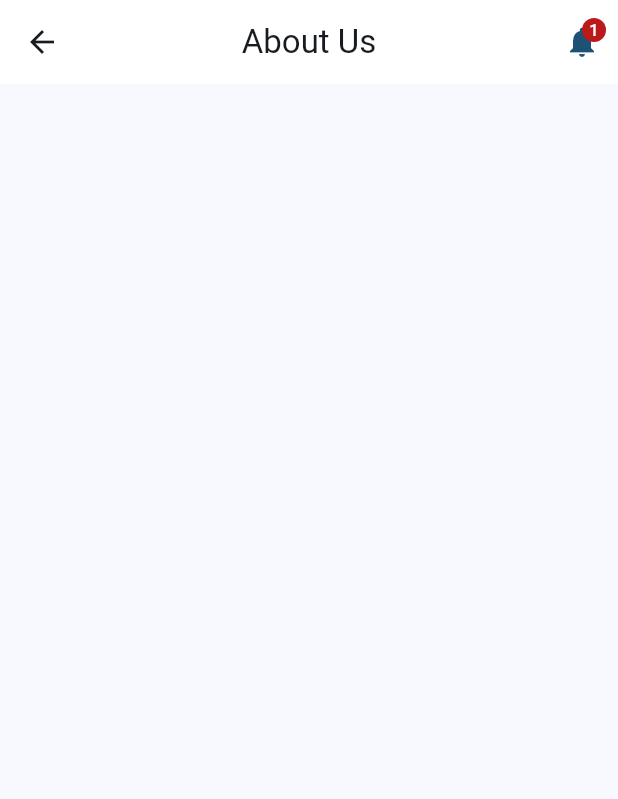
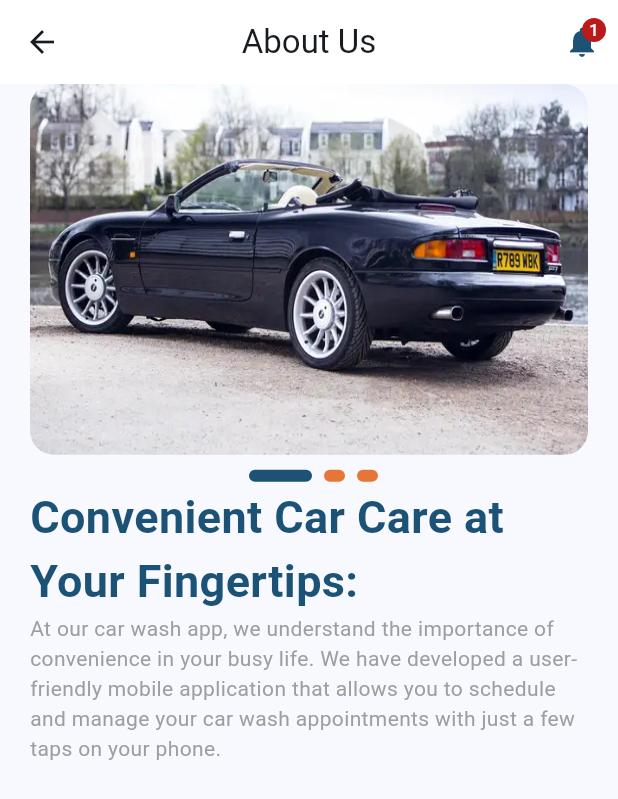
Before and after one commit to AbdullahMohamedAlSayedAbed/carwash, a Flutter app: the screen it shows after launch, after a tap on "Your Appointment", on a phone screen of 412 x 824 dp. Shown: the top 799 px of the screen. Run offline on Flutter 3.47's test engine with Material 3 defaults, Android fonts, the phone set to English and light mode, and no system bars; drawn by our look-alikes of smooth_page_indicator; our stand-ins replace bloc, cached_network_image, flutter_bloc, persistent_bottom_nav_bar; network calls fail.

Commit message:
about us view ui done

```diff
--- /dev/null
+++ b/devtools_options.yaml
@@ -0,0 +1,3 @@
+description: This file stores settings for Dart & Flutter DevTools.
+documentation: https://docs.flutter.dev/tools/devtools/extensions#configure-extension-enablement-states
+extensions:
--- a/lib/Features/home/presentation/views/about_us_view.dart
+++ b/lib/Features/home/presentation/views/about_us_view.dart
@@ -1,3 +1,4 @@
+import 'package:carwash/Features/home/presentation/views/widgets/about_us_view_body.dart';
 import 'package:carwash/Features/home/presentation/views/widgets/custom_notifications_icon_button.dart';
 import 'package:flutter/material.dart';
 
@@ -8,19 +9,19 @@ class AboutUsView extends StatelessWidget {
   Widget build(BuildContext context) {
     return Scaffold(
       appBar: AppBar(
-         backgroundColor: Colors.white,
-         centerTitle: true,
+        backgroundColor: Colors.white,
+        centerTitle: true,
         leading: IconButton(
             onPressed: () {
               Navigator.pop(context);
             },
-            icon: Icon(Icons.arrow_back)),
+            icon: const Icon(Icons.arrow_back)),
         title: const Text('About Us'),
         actions: const [
           CustomNotificationsIconButton(),
         ],
       ),
-      body: Container(),
+      body: const AboutUsViewBody(),
     );
   }
 }
--- /dev/null
+++ b/lib/Features/home/presentation/views/widgets/about_us_view_body.dart
@@ -0,0 +1,58 @@
+import 'package:carwash/Features/home/presentation/views/widgets/custom_image_page_view_builder.dart';
+import 'package:carwash/Features/home/presentation/views/widgets/custom_smooth_page_indicator.dart';
+import 'package:carwash/constants.dart';
+import 'package:carwash/core/Utils/app_styles.dart';
+import 'package:flutter/material.dart';
+
+class AboutUsViewBody extends StatefulWidget {
+  const AboutUsViewBody({super.key});
+
+  @override
+  State<AboutUsViewBody> createState() => _AboutUsViewBodyState();
+}
+
+class _AboutUsViewBodyState extends State<AboutUsViewBody> {
+  final PageController controller = PageController(
+    initialPage: 0,
+  );
+
+  @override
+  void dispose() {
+    controller.dispose();
+    super.dispose();
+  }
+
+  @override
+  Widget build(BuildContext context) {
+    return Padding(
+      padding: const EdgeInsets.symmetric(horizontal: kDefaultPadding),
+      child: Stack(
+        children: [
+          PageView.builder(
+              controller: controller,
+              itemCount: 3,
+              itemBuilder: (context, index) {
+                return const Column(
+                  children: [
+                    CustomImagePageViewBuilder(),
+                    SizedBox(height: 20),
+                    Text(
+                      'Convenient Car Care at Your Fingertips:',
+                      style: AppStyles.style30w700,
+                    ),
+                    Text(
+                      'At our car wash app, we understand the importance of convenience in your busy life. We have developed a user-friendly mobile application that allows you to schedule and manage your car wash appointments with just a few taps on your phone.',
+                      style: AppStyles.style14Grey,
+                    )
+                  ],
+                );
+              }),
+          Positioned(
+            left: MediaQuery.of(context).size.width * 0.5 - 60,
+            top: MediaQuery.of(context).size.height * 0.3 + 10,
+            child: CustomSmoothPageIndicator(controller: controller)),
+        ],
+      ),
+    );
+  }
+}
--- /dev/null
+++ b/lib/Features/home/presentation/views/widgets/custom_image_page_view_builder.dart
@@ -0,0 +1,21 @@
+import 'package:flutter/material.dart';
+
+class CustomImagePageViewBuilder extends StatelessWidget {
+  const CustomImagePageViewBuilder({
+    super.key,
+  });
+
+  @override
+  Widget build(BuildContext context) {
+    return Container(
+      height: MediaQuery.of(context).size.height * 0.3,
+      width: double.infinity,
+      // margin: const EdgeInsets.all(2),
+      decoration: BoxDecoration(
+        borderRadius: BorderRadius.circular(16),
+        image: const DecorationImage(
+            image: AssetImage('assets/images/car.webp'), fit: BoxFit.fill),
+      ),
+    );
+  }
+}
--- /dev/null
+++ b/lib/Features/home/presentation/views/widgets/custom_smooth_page_indicator.dart
@@ -0,0 +1,28 @@
+import 'package:carwash/core/Utils/app_color.dart';
+import 'package:flutter/material.dart';
+import 'package:smooth_page_indicator/smooth_page_indicator.dart';
+
+class CustomSmoothPageIndicator extends StatelessWidget {
+  const CustomSmoothPageIndicator({super.key, required this.controller});
+  final PageController controller;
+  @override
+  Widget build(BuildContext context) {
+    return SmoothPageIndicator(
+      controller: controller,
+      count: 3,
+      onDotClicked: (index) {
+        controller.animateToPage(
+          index,
+          duration: const Duration(milliseconds: 500),
+          curve: Curves.easeInOut,
+        );
+      },
+      effect: const ExpandingDotsEffect(
+        activeDotColor: AppColors.primaryColor,
+        dotColor: AppColors.orange,
+        dotHeight: 8,
+        dotWidth: 14,
+      ),
+    );
+  }
+}
--- a/lib/Features/home/presentation/views/widgets/home_nav_bar_widget.dart
+++ b/lib/Features/home/presentation/views/widgets/home_nav_bar_widget.dart
@@ -44,23 +44,20 @@ List<PersistentBottomNavBarItem> _navBarsItems() {
         icon: const Icon(Icons.home, color: Colors.white),
         inactiveIcon: const Icon(Icons.home_outlined, color: Colors.white),
         title: 'Home',
-      textStyle: AppStyles.style14,
-      activeColorPrimary: Colors.white
-    ),
+        textStyle: AppStyles.style14White,
+        activeColorPrimary: Colors.white),
     PersistentBottomNavBarItem(
         icon: const Icon(Icons.local_car_wash, color: Colors.white),
         inactiveIcon:
             const Icon(Icons.local_car_wash_outlined, color: Colors.white),
         title: 'Services',
-      textStyle: AppStyles.style14,
-      activeColorPrimary: Colors.white
-    ),
+        textStyle: AppStyles.style14White,
+        activeColorPrimary: Colors.white),
     PersistentBottomNavBarItem(
         icon: const Icon(Icons.person, color: Colors.white),
         inactiveIcon: const Icon(Icons.person_outline, color: Colors.white),
         title: 'Profile',
-      textStyle: AppStyles.style14,
-      activeColorPrimary: Colors.white
-    ),
+        textStyle: AppStyles.style14White,
+        activeColorPrimary: Colors.white),
   ];
 }
--- a/lib/Features/home/presentation/views/widgets/home_view_body.dart
+++ b/lib/Features/home/presentation/views/widgets/home_view_body.dart
@@ -1,8 +1,10 @@
 import 'package:carwash/Features/home/data/models/appointment_model.dart';
+import 'package:carwash/Features/home/presentation/views/about_us_view.dart';
 import 'package:carwash/Features/home/presentation/views/widgets/custom_text_field.dart';
 import 'package:carwash/Features/home/presentation/views/widgets/featured_service_widget.dart';
 import 'package:carwash/Features/home/presentation/views/widgets/your_appointment_widget.dart';
 import 'package:carwash/constants.dart';
+import 'package:carwash/core/Utils/app_route.dart';
 import 'package:carwash/core/Utils/app_styles.dart';
 import 'package:flutter/material.dart';
 
@@ -48,8 +50,16 @@ class HomeViewBody extends StatelessWidget {
             Column(
                 children: List.generate(
               items.length,
-              (index) => YourAppointmentWidget(
-                item: items[index],
+              (index) => GestureDetector(
+                onTap: () {
+                  Navigator.push(
+                      context,
+                      MaterialPageRoute(
+                          builder: (context) => const AboutUsView()));
+                },
+                child: YourAppointmentWidget(
+                  item: items[index],
+                ),
               ),
             )),
           ],
--- a/lib/Features/home/presentation/views/widgets/your_appointment_widget.dart
+++ b/lib/Features/home/presentation/views/widgets/your_appointment_widget.dart
@@ -11,11 +11,7 @@ class YourAppointmentWidget extends StatelessWidget {
   final AppointmentItemModel item;
   @override
   Widget build(BuildContext context) {
-    return InkWell(
-      onTap: () {
-        Navigator.pushNamed(context, AppRoute.aboutUs);
-      },
-      child: Column(
+    return Column(
       crossAxisAlignment: CrossAxisAlignment.start,
       children: [
         const SizedBox(height: 20),
@@ -56,7 +52,6 @@ class YourAppointmentWidget extends StatelessWidget {
           ),
         )
       ],
-      ),
     );
   }
 }
--- a/lib/core/Utils/app_styles.dart
+++ b/lib/core/Utils/app_styles.dart
@@ -7,17 +7,26 @@ abstract class AppStyles {
     fontWeight: FontWeight.w700,
     color: AppColors.primaryColor,
   );
+  static const style24w700 = TextStyle(
+    fontSize: 24,
+    fontWeight: FontWeight.w700,
+    color: AppColors.primaryColor,
+  );
   static const style16w500 = TextStyle(
     fontSize: 16,
     fontWeight: FontWeight.w500,
     color: Colors.grey,
   );
-  static const style18= TextStyle(
+  static const style18 = TextStyle(
     fontSize: 18,
     color: Colors.white,
   );
-  static const style14= TextStyle(
+  static const style14White = TextStyle(
     fontSize: 14,
     color: Colors.white,
   );
+  static const style14Grey = TextStyle(
+    fontSize: 14,
+    color: Colors.grey,
+  );
 }
--- a/lib/main.dart
+++ b/lib/main.dart
@@ -37,9 +37,8 @@
                   seedColor: AppColors.primaryColor,
                 ),
                 ),
-            home: const HomeNavBarWidget(),
             onGenerateRoute: AppRoute.onGenerateRoute,
-             initialRoute: AppRoute.homeNavBar,
+            initialRoute: AppRoute.homeNavBar,
           );
         },
       ),
--- a/pubspec.yaml
+++ b/pubspec.yaml
@@ -28,12 +28,14 @@ environment:
 # the latest version available on pub.dev. To see which dependencies have newer
 # versions available, run `flutter pub outdated`.
 dependencies:
+  cached_network_image: ^3.4.1
   cupertino_icons: ^1.0.8
   flutter:
     sdk: flutter
   flutter_bloc: ^8.1.6
   flutter_localization: ^0.2.2
   persistent_bottom_nav_bar: ^6.2.1
+  smooth_page_indicator: ^1.2.0+3
 
 dev_dependencies:
   flutter_lints: ^4.0.0
```
Also changed, not shown: lib/Features/profile/presentation/views/profile_view.dart (+22 -4 lines), lib/Features/profile/presentation/views/widgets/custom_image_profile.dart (added, +29 -0 lines), pubspec.lock. Lines whose indentation alone changed are shown as unchanged.
